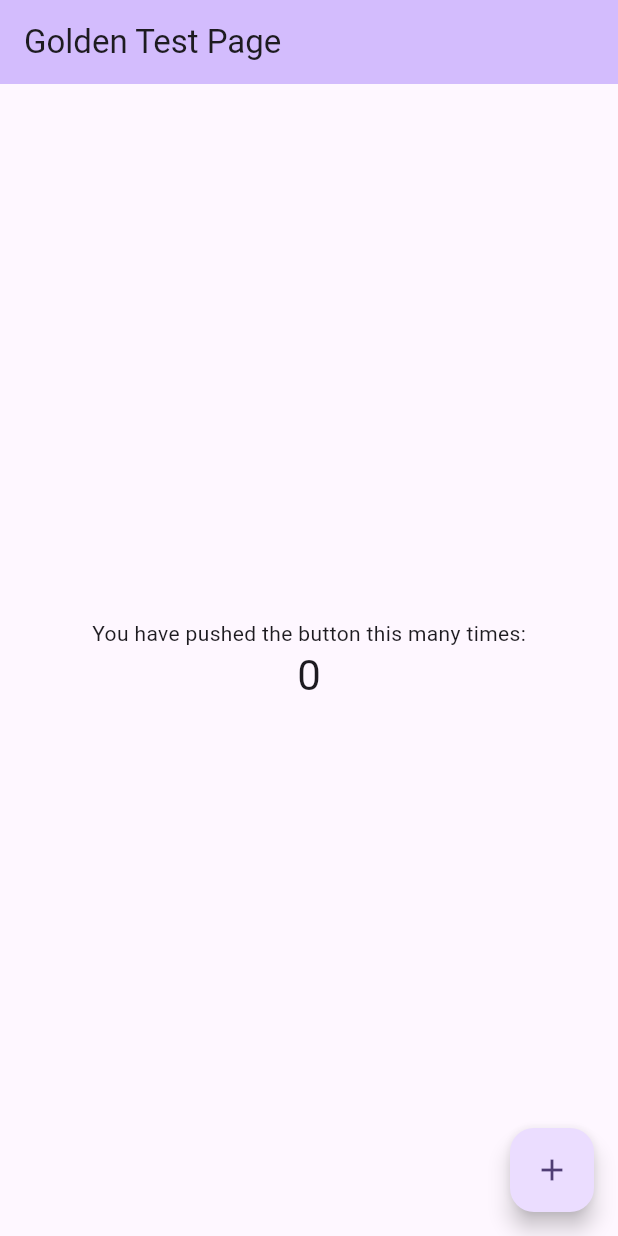
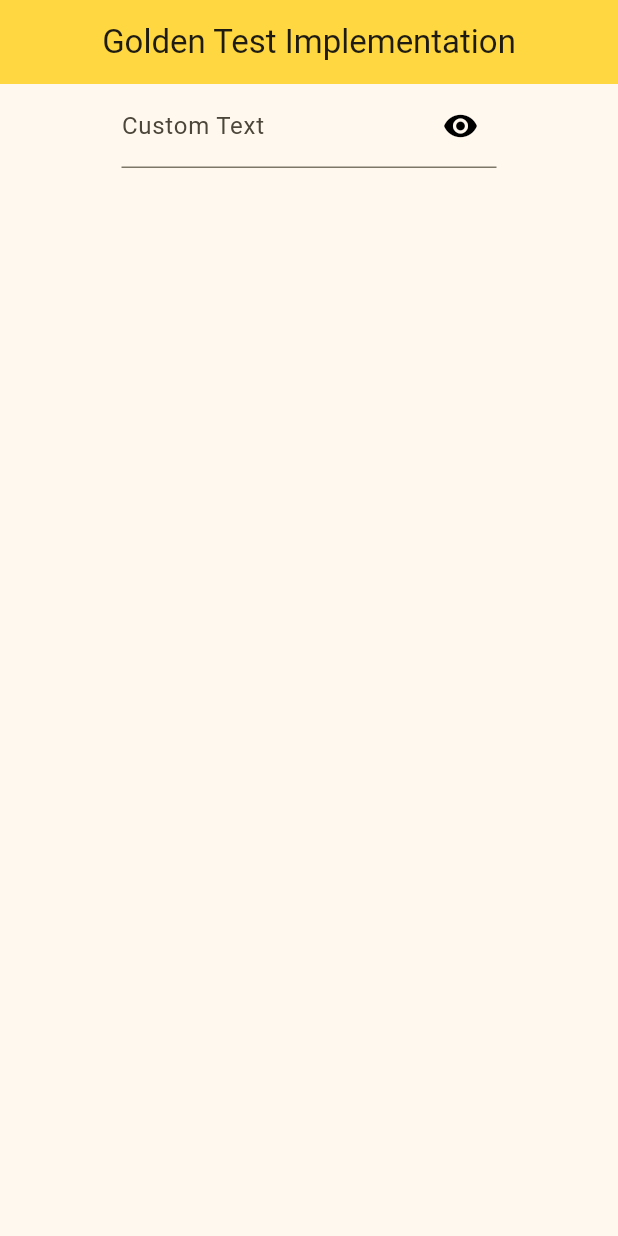
Before and after one commit to PauloSTDev/golden_test_implementation, a Flutter app: the screen it shows after launch, on a phone screen of 412 x 824 dp. Run offline on Flutter 3.47's test engine with Material 3 defaults, Android fonts, the phone set to English and light mode, and no system bars.

```diff
--- a/lib/main.dart
+++ b/lib/main.dart
@@ -1,4 +1,5 @@
 import 'package:flutter/material.dart';
+import 'package:golden_test_implementation/pages/home_page.dart';
 
 void main() {
   runApp(const MyApp());
@@ -12,54 +13,10 @@ class MyApp extends StatelessWidget {
     return MaterialApp(
       title: 'Golden Test',
       theme: ThemeData(
-        colorScheme: ColorScheme.fromSeed(seedColor: Colors.deepPurple),
+        colorScheme: ColorScheme.fromSeed(seedColor: Colors.amberAccent),
         useMaterial3: true,
       ),
-      home: const MyHomePage(title: 'Golden Test Page'),
+      home: const HomePage(),
     );
   }
 }
-
-class MyHomePage extends StatefulWidget {
-  const MyHomePage({super.key, required this.title});
-
-  final String title;
-
-  @override
-  State<MyHomePage> createState() => _MyHomePageState();
-}
-
-class _MyHomePageState extends State<MyHomePage> {
-  int _counter = 0;
-
-  void _incrementCounter() => setState(() => _counter++);
-
-  @override
-  Widget build(BuildContext context) {
-    return Scaffold(
-      appBar: AppBar(
-        backgroundColor: Theme.of(context).colorScheme.inversePrimary,
-        title: Text(widget.title),
-      ),
-      body: Center(
-        child: Column(
-          mainAxisAlignment: MainAxisAlignment.center,
-          children: <Widget>[
-            const Text(
-              'You have pushed the button this many times:',
-            ),
-            Text(
-              '$_counter',
-              style: Theme.of(context).textTheme.headlineMedium,
-            ),
-          ],
-        ),
-      ),
-      floatingActionButton: FloatingActionButton(
-        onPressed: _incrementCounter,
-        tooltip: 'Increment',
-        child: const Icon(Icons.add),
-      ),
-    );
-  }
-}
--- /dev/null
+++ b/lib/pages/home_page.dart
@@ -0,0 +1,39 @@
+import 'package:flutter/material.dart';
+import 'package:golden_test_implementation/pages/widgets/my_textbox_widget.dart';
+
+class HomePage extends StatefulWidget {
+  const HomePage({super.key});
+
+  @override
+  State<HomePage> createState() => _HomePageState();
+}
+
+class _HomePageState extends State<HomePage> {
+  bool hide = true;
+  final controller = TextEditingController();
+
+  @override
+  Widget build(BuildContext context) {
+    return Scaffold(
+      appBar: AppBar(
+        title: const Text('Golden Test Implementation'),
+        backgroundColor: Colors.amberAccent,
+        centerTitle: true,
+      ),
+      body: Column(
+        children: [
+          Center(
+            child: SizedBox(
+              width: 250,
+              child: MyTextboxWidget(
+                key: const Key('MyTextboxWidgetKey'),
+                eyeOnTap: () => setState(() => hide = !hide),
+                obscureText: hide,
+              ),
+            ),
+          ),
+        ],
+      ),
+    );
+  }
+}
--- /dev/null
+++ b/lib/pages/widgets/my_textbox_widget.dart
@@ -0,0 +1,33 @@
+import 'package:flutter/material.dart';
+
+class MyTextboxWidget extends StatelessWidget {
+  const MyTextboxWidget({
+    super.key,
+    required this.eyeOnTap,
+    this.obscureText = true,
+  });
+
+  final VoidCallback? eyeOnTap;
+  final bool obscureText;
+
+  @override
+  Widget build(BuildContext context) {
+    return TextFormField(
+      key: key,
+      initialValue: '',
+      obscureText: obscureText,
+      decoration: InputDecoration(
+        fillColor: Colors.yellow,
+        // labelText: 'Custom Text2',
+        labelText: 'Custom Text',
+        suffixIcon: IconButton(
+          icon: Icon(
+            obscureText ? Icons.visibility : Icons.visibility_off,
+            color: Colors.black,
+          ),
+          onPressed: eyeOnTap,
+        ),
+      ),
+    );
+  }
+}
```
